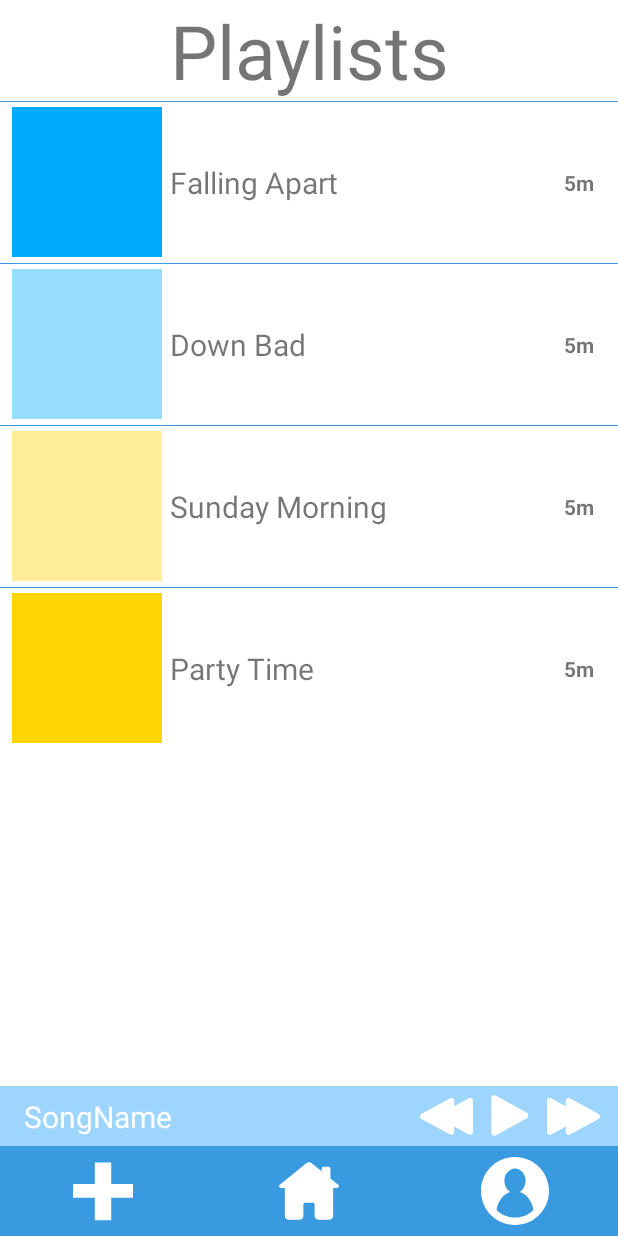
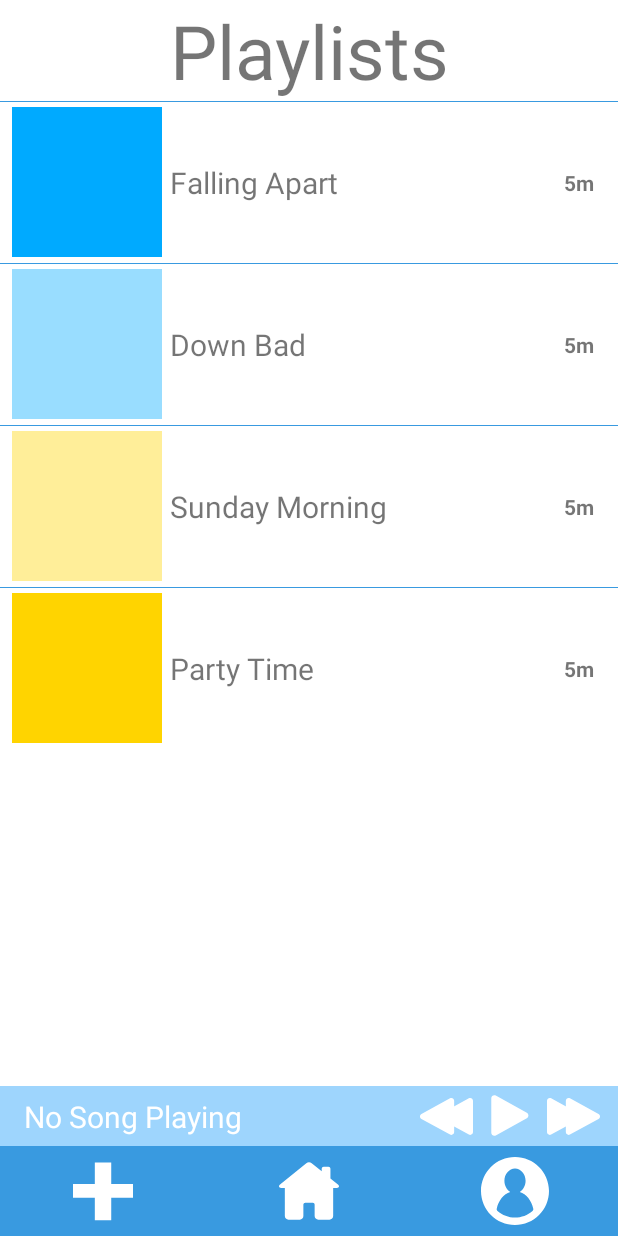
Before and after one commit to TristanStreich/GrooveMood, an Android app: the screen it shows after launch (MainActivity), on a phone screen of 412 x 824 dp. Run offline under Robolectric (Android 15) with nearby library versions, the phone set to English and light mode, and no system bars.

Commit message:
changed defualt songbar text to say 'No Song Playing'

```diff
--- a/app/src/main/res/layout/nav_bar.xml
+++ b/app/src/main/res/layout/nav_bar.xml
@@ -17,7 +17,7 @@
             android:layout_width="wrap_content"
             android:layout_height="wrap_content"
             android:layout_marginStart="16dp"
-            android:text="SongName"
+            android:text="No Song Playing"
             android:textColor="@color/white"
             android:textSize="20sp"
             app:layout_constraintBottom_toBottomOf="parent"
@@ -96,11 +96,11 @@
         android:layout_width="0dp"
         android:layout_height="match_parent"
         android:layout_weight="1">
+
         <ImageView
             android:layout_width="wrap_content"
             android:layout_height="wrap_content"
-            android:layout_centerHorizontal="true"
-            android:layout_centerVertical="true"
+            android:layout_centerInParent="true"
             android:background="@drawable/ic_user" />
     </RelativeLayout>
 
```
